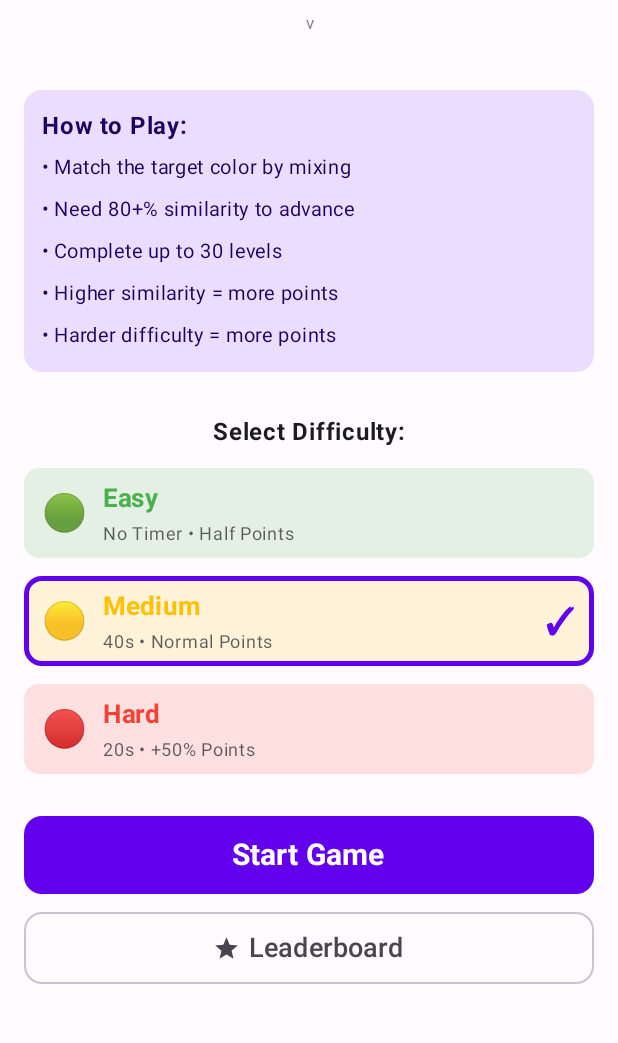
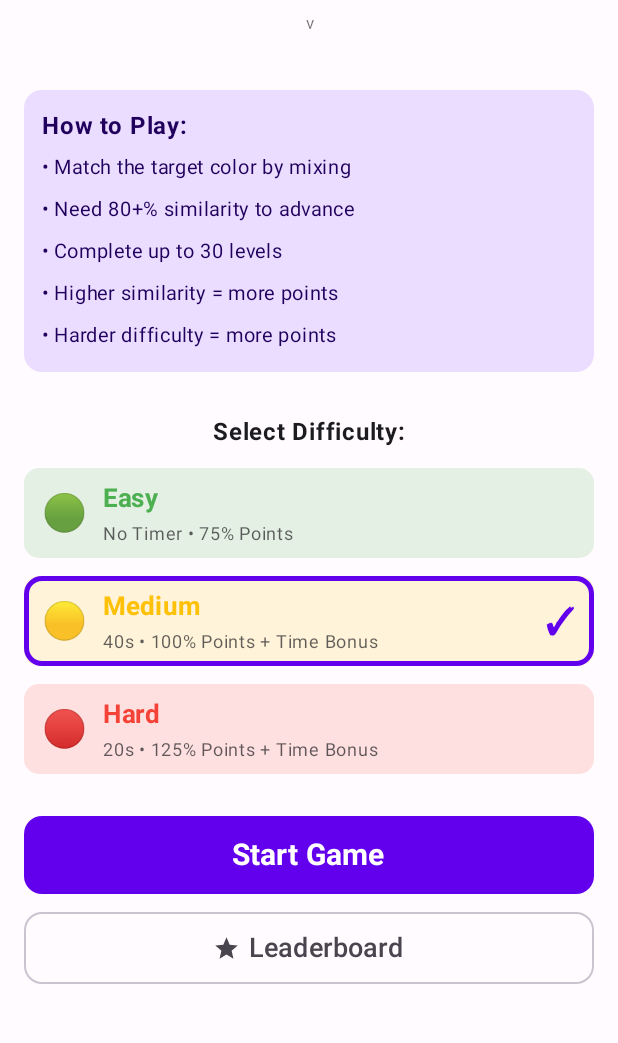
Before and after one commit to HitOdessit/ColorMixLab, an Android app built with Jetpack Compose: the screen it shows after launch (MainActivity), on a phone screen of 412 x 824 dp, the part 151-1194 px from its top. Run offline under Robolectric (Android 15) with nearby library versions, the phone set to English and light mode, and no system bars.

Commit message:
adjusted points for easy, medium, hard levels

```diff
--- a/app/src/main/java/com/colormixlab/game/GameState.kt
+++ b/app/src/main/java/com/colormixlab/game/GameState.kt
@@ -4,9 +4,9 @@ import androidx.compose.ui.graphics.Color
 import com.colormixlab.model.GameColor
 
 enum class Difficulty {
-    EASY,    // No timer, 0.5x points
+    EASY,    // No timer, 0.75x points
     MEDIUM,  // 40s, 1.0x points
-    HARD     // 20s, 1.5x points
+    HARD     // 20s, 1.25x points
 }
 
 data class GameState(
--- a/app/src/main/java/com/colormixlab/game/GameViewModel.kt
+++ b/app/src/main/java/com/colormixlab/game/GameViewModel.kt
@@ -86,9 +86,9 @@ class GameViewModel : ViewModel() {
         }
 
         val multiplier = when (_gameState.value.difficulty) {
-            Difficulty.EASY -> 0.5f
+            Difficulty.EASY -> 0.75f
             Difficulty.MEDIUM -> 1.0f
-            Difficulty.HARD -> 1.5f
+            Difficulty.HARD -> 1.25f
         }
 
         return (basePoints * multiplier).toInt()
--- a/app/src/main/java/com/colormixlab/ui/IntroScreen.kt
+++ b/app/src/main/java/com/colormixlab/ui/IntroScreen.kt
@@ -115,7 +115,7 @@ fun IntroScreen(
                 isSelected = selectedDifficulty == Difficulty.EASY,
                 emoji = "🟢",
                 title = "Easy",
-                description = "No Timer • Half Points",
+                description = "No Timer • 75% Points",
                 onClick = { selectedDifficulty = Difficulty.EASY }
             )
 
@@ -125,7 +125,7 @@ fun IntroScreen(
                 isSelected = selectedDifficulty == Difficulty.MEDIUM,
                 emoji = "🟡",
                 title = "Medium",
-                description = "40s • Normal Points",
+                description = "40s • 100% Points + Time Bonus",
                 onClick = { selectedDifficulty = Difficulty.MEDIUM }
             )
 
@@ -135,7 +135,7 @@ fun IntroScreen(
                 isSelected = selectedDifficulty == Difficulty.HARD,
                 emoji = "🔴",
                 title = "Hard",
-                description = "20s • +50% Points",
+                description = "20s • 125% Points + Time Bonus",
                 onClick = { selectedDifficulty = Difficulty.HARD }
             )
 
```
Also changed, not shown: 2 other files.
